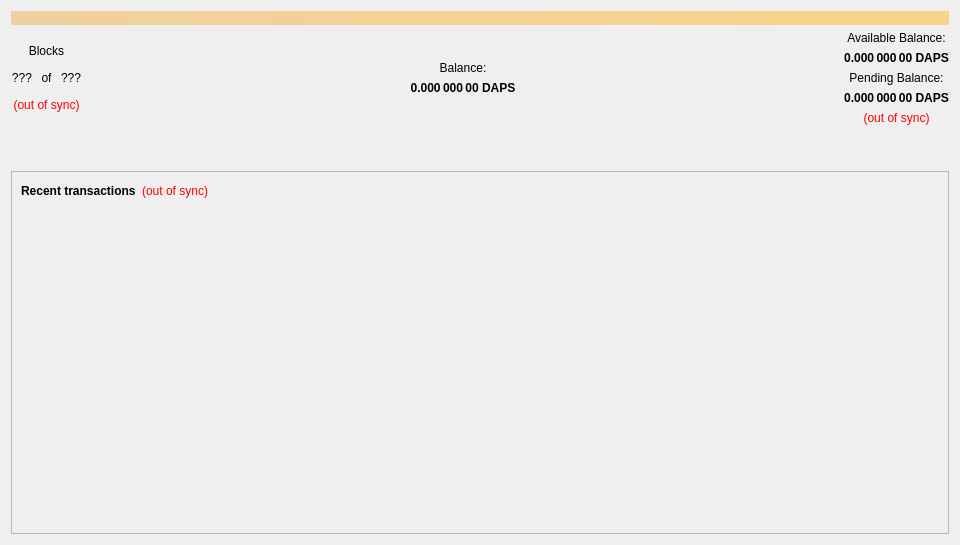
Before: the Qt Designer form src/qt/forms/overviewpage.ui in pedrorv0106/DAPS, drawn with Qt 5.
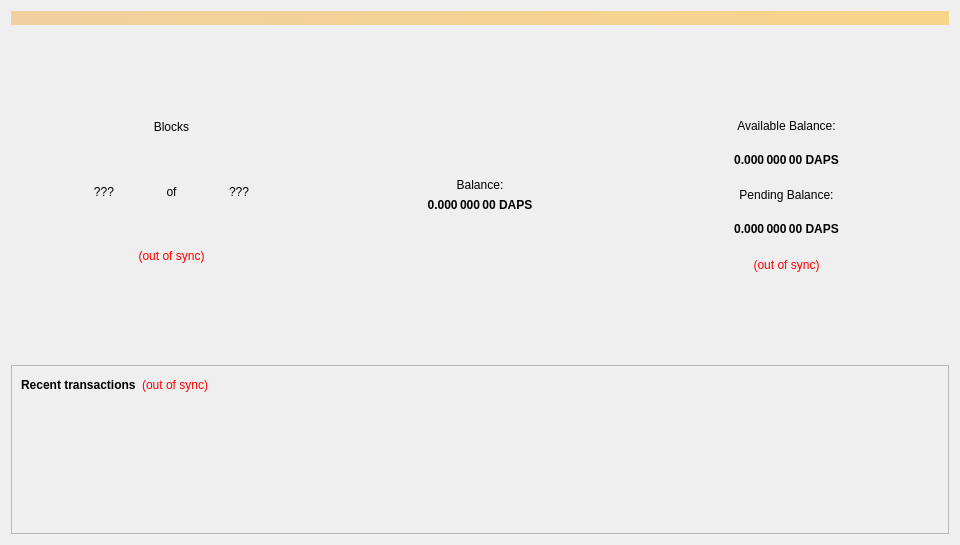
After: the same form once the commit is applied.

Commit message: DAPS-301 animated sync circles

```diff
--- a/src/qt/forms/overviewpage.ui
+++ b/src/qt/forms/overviewpage.ui
@@ -37,11 +37,39 @@
     </widget>
    </item>
    <item>
-    <layout class="QVBoxLayout" name="verticalLayout" stretch="0,0,1">
+    <layout class="QVBoxLayout" name="verticalLayout" stretch="0,1">
      <item>
       <layout class="QHBoxLayout" name="horizontalLayout" stretch="0,0,0">
        <item>
-        <layout class="QVBoxLayout" name="verticalLayout_4">
+        <widget class="QWidget" name="widgetSyncBlocks" native="true">
+         <property name="sizePolicy">
+          <sizepolicy hsizetype="Maximum" vsizetype="Maximum">
+           <horstretch>1</horstretch>
+           <verstretch>1</verstretch>
+          </sizepolicy>
+         </property>
+         <property name="minimumSize">
+          <size>
+           <width>328</width>
+           <height>328</height>
+          </size>
+         </property>
+         <property name="baseSize">
+          <size>
+           <width>328</width>
+           <height>328</height>
+          </size>
+         </property>
+         <widget class="QWidget" name="layoutWidget_2">
+          <property name="geometry">
+           <rect>
+            <x>0</x>
+            <y>0</y>
+            <width>321</width>
+            <height>321</height>
+           </rect>
+          </property>
+          <layout class="QVBoxLayout" name="verticalLayout_7">
          <property name="sizeConstraint">
           <enum>QLayout::SetDefaultConstraint</enum>
          </property>
@@ -56,7 +84,7 @@
           </widget>
          </item>
          <item>
-          <layout class="QHBoxLayout" name="horizontalLayout_3">
+            <layout class="QHBoxLayout" name="horizontalLayout_5">
            <property name="sizeConstraint">
             <enum>QLayout::SetMinimumSize</enum>
            </property>
@@ -133,6 +161,8 @@
           </widget>
          </item>
         </layout>
+         </widget>
+        </widget>
        </item>
        <item>
         <layout class="QVBoxLayout" name="verticalLayout_5">
@@ -183,7 +213,51 @@
         </layout>
        </item>
        <item>
+        <widget class="QWidget" name="widgetSyncBalance" native="true">
+         <property name="sizePolicy">
+          <sizepolicy hsizetype="Maximum" vsizetype="Maximum">
+           <horstretch>1</horstretch>
+           <verstretch>1</verstretch>
+          </sizepolicy>
+         </property>
+         <property name="minimumSize">
+          <size>
+           <width>328</width>
+           <height>328</height>
+          </size>
+         </property>
+         <property name="baseSize">
+          <size>
+           <width>328</width>
+           <height>328</height>
+          </size>
+         </property>
+         <widget class="QWidget" name="layoutWidget_3">
+          <property name="geometry">
+           <rect>
+            <x>0</x>
+            <y>0</y>
+            <width>331</width>
+            <height>328</height>
+           </rect>
+          </property>
         <layout class="QVBoxLayout" name="verticalLayout_2">
+           <item>
+            <spacer name="verticalSpacer">
+             <property name="orientation">
+              <enum>Qt::Vertical</enum>
+             </property>
+             <property name="sizeType">
+              <enum>QSizePolicy::Preferred</enum>
+             </property>
+             <property name="sizeHint" stdset="0">
+              <size>
+               <width>20</width>
+               <height>80</height>
+              </size>
+             </property>
+            </spacer>
+           </item>
          <item>
           <widget class="QLabel" name="labelBalanceText">
            <property name="sizePolicy">
@@ -294,25 +368,27 @@
            </property>
           </widget>
          </item>
-        </layout>
-       </item>
-      </layout>
-     </item>
      <item>
-      <spacer name="verticalSpacer_3">
+            <spacer name="verticalSpacer_2">
        <property name="orientation">
         <enum>Qt::Vertical</enum>
        </property>
        <property name="sizeType">
-        <enum>QSizePolicy::Fixed</enum>
+              <enum>QSizePolicy::Preferred</enum>
        </property>
        <property name="sizeHint" stdset="0">
         <size>
          <width>20</width>
-         <height>40</height>
+               <height>80</height>
         </size>
        </property>
       </spacer>
+           </item>
+          </layout>
+         </widget>
+        </widget>
+       </item>
+      </layout>
      </item>
      <item>
       <layout class="QVBoxLayout" name="verticalLayout_3" stretch="1">
```
Lines whose indentation alone changed are shown as unchanged. The commit also changes 8 other files.
